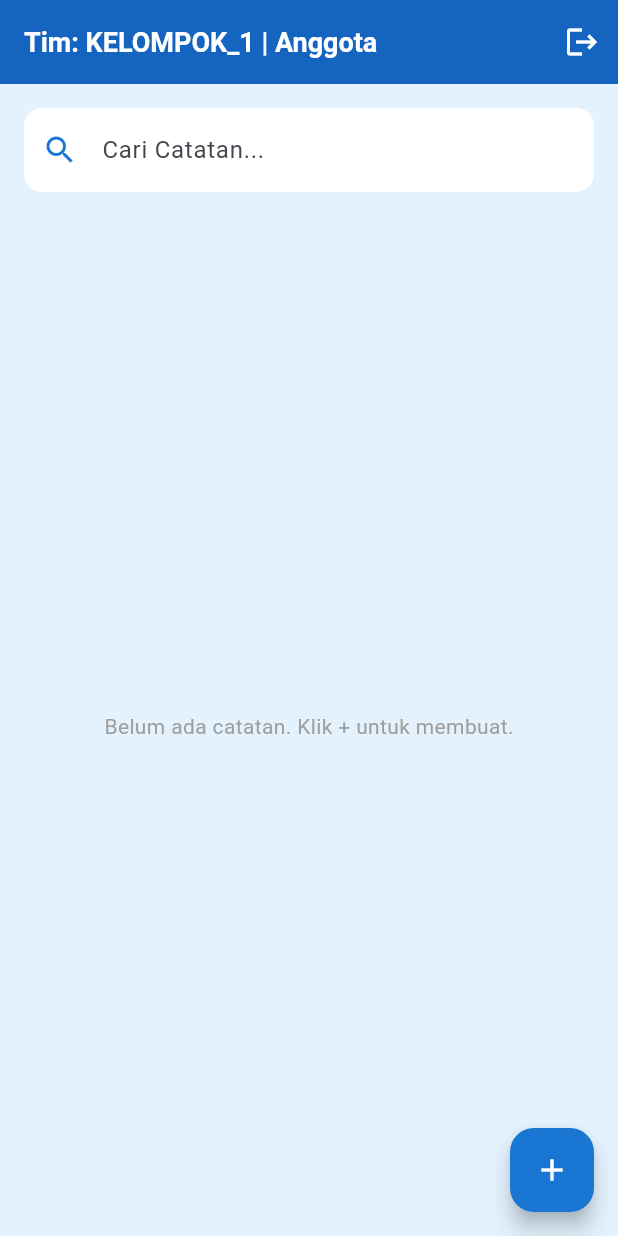
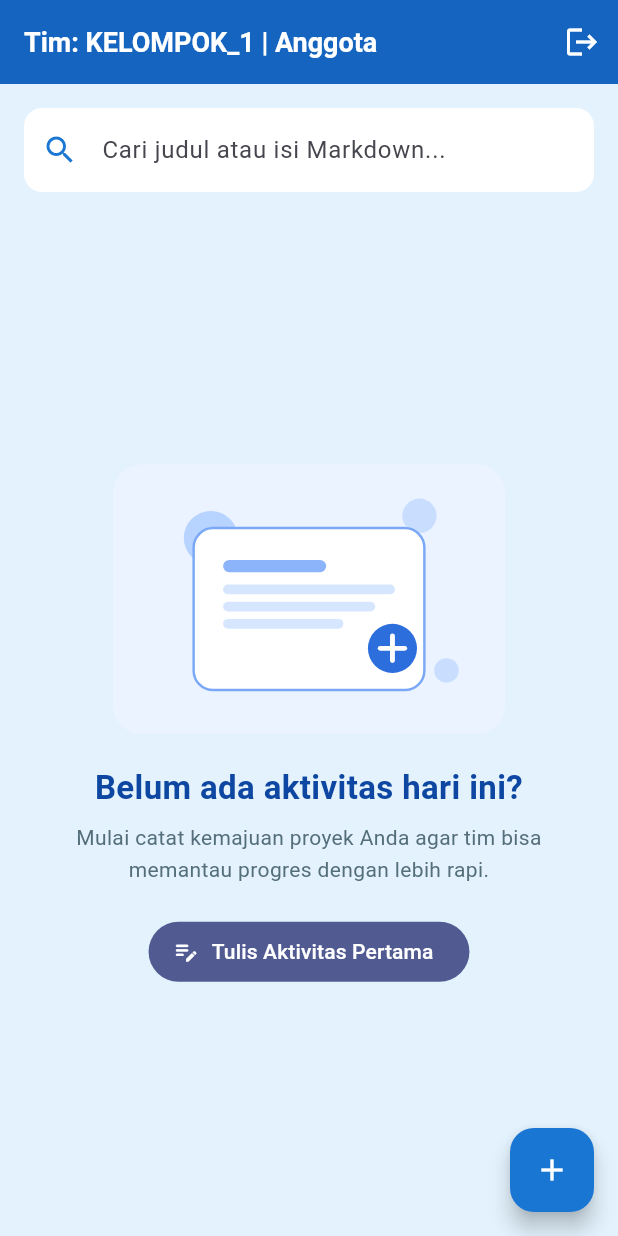
Before and after one commit to itsspall/Proyek-4-Modul-Logbook, a Flutter app: the LogView screen opened directly with empty values, on a phone screen of 412 x 824 dp. Run offline on Flutter 3.47's test engine with Material 3 defaults, Android fonts, the phone set to English and light mode, and no system bars; our stand-ins replace flutter_dotenv, flutter_markdown, flutter_svg, hive, hive_flutter, shared_preferences; missing offline and left inert: mongo_dart; accounts and stored records are empty.

Commit message:
Modul 5 Part 2

```diff
--- a/lib/features/logbook/log_controller.dart
+++ b/lib/features/logbook/log_controller.dart
@@ -111,11 +111,12 @@ class LogController {
 
   // FITUR PENCARIAN
   void searchLog(String query) {
-    if (query.isEmpty) {
+    final keyword = query.trim();
+    if (keyword.isEmpty) {
       filteredLogsNotifier.value = logsNotifier.value;
     } else {
       filteredLogsNotifier.value = logsNotifier.value
-          .where((log) => log.title.toLowerCase().contains(query.toLowerCase()))
+          .where((log) => log.title.toLowerCase().contains(keyword.toLowerCase()))
           .toList();
     }
   }
--- a/lib/features/logbook/log_view.dart
+++ b/lib/features/logbook/log_view.dart
@@ -1,4 +1,5 @@
 import 'package:flutter/material.dart';
+import 'package:flutter_svg/flutter_svg.dart';
 import 'package:logbook_app_053/features/logbook/log_controller.dart';
 import 'package:logbook_app_053/features/logbook/models/log_model.dart';
 import 'package:logbook_app_053/features/logbook/widgets/log_item_widget.dart';
@@ -48,6 +49,49 @@ class _LogViewState extends State<LogView> {
     );
   }
 
+  Widget _buildEmptyState() {
+    return Center(
+      child: Padding(
+        padding: const EdgeInsets.symmetric(horizontal: 24),
+        child: Column(
+          mainAxisAlignment: MainAxisAlignment.center,
+          children: [
+            SvgPicture.asset(
+              'assets/images/empty_logs.svg',
+              height: 180,
+            ),
+            const SizedBox(height: 20),
+            Text(
+              'Belum ada aktivitas hari ini?',
+              textAlign: TextAlign.center,
+              style: TextStyle(
+                fontSize: 22,
+                fontWeight: FontWeight.w700,
+                color: Colors.blue.shade900,
+              ),
+            ),
+            const SizedBox(height: 8),
+            Text(
+              'Mulai catat kemajuan proyek Anda agar tim bisa memantau progres dengan lebih rapi.',
+              textAlign: TextAlign.center,
+              style: TextStyle(
+                fontSize: 14,
+                height: 1.5,
+                color: Colors.blueGrey.shade600,
+              ),
+            ),
+            const SizedBox(height: 20),
+            FilledButton.icon(
+              onPressed: () => _goToEditor(),
+              icon: const Icon(Icons.edit_note_rounded),
+              label: const Text('Tulis Aktivitas Pertama'),
+            ),
+          ],
+        ),
+      ),
+    );
+  }
+
   @override
   Widget build(BuildContext context) {
     return Scaffold(
@@ -76,7 +120,7 @@ class _LogViewState extends State<LogView> {
             child: TextField(
               onChanged: (value) => _controller.searchLog(value),
               decoration: InputDecoration(
-                labelText: "Cari Catatan...",
+                labelText: "Cari judul atau isi Markdown...",
                 prefixIcon: Icon(Icons.search, color: Colors.blue.shade700),
                 filled: true,
                 fillColor: Colors.white,
@@ -88,17 +132,18 @@ class _LogViewState extends State<LogView> {
           Expanded(
             child: ValueListenableBuilder<List<LogModel>>(
               valueListenable: _controller.filteredLogsNotifier,
-              builder: (context, logs, _) {
-                if (logs.isEmpty) {
-                  return const Center(child: Text("Belum ada catatan. Klik + untuk membuat.", style: TextStyle(color: Colors.grey)));
-                }
-
-                return ListView.separated(
+              builder: (context, logs, _) => logs.isEmpty
+                  ? _buildEmptyState()
+                  : ListView.separated(
                       padding: const EdgeInsets.symmetric(horizontal: 16, vertical: 8),
                       itemCount: logs.length,
                       separatorBuilder: (_, index) => const SizedBox(height: 8),
                       itemBuilder: (context, index) {
                         final log = logs[index];
+                        final sourceIndex = _controller.logsNotifier.value.indexWhere((item) => item.id == log.id);
+                        if (sourceIndex == -1) {
+                          return const SizedBox.shrink();
+                        }
 
                         // PENGECEKAN KEPEMILIKAN DATA
                         final bool isOwner = log.authorId == currentUser['uid'];
@@ -120,16 +165,15 @@ class _LogViewState extends State<LogView> {
                           log: log,
                           index: index,
                           // Jika boleh, jalankan fungsi. Jika tidak, munculkan peringatan Ditolak!
-                      onEdit: canEdit ? () => _goToEditor(log: log, index: index) : () {
+                          onEdit: canEdit ? () => _goToEditor(log: log, index: sourceIndex) : () {
                             ScaffoldMessenger.of(context).showSnackBar(const SnackBar(content: Text("Akses Ditolak: Anda bukan pemilik catatan ini."), backgroundColor: Colors.red));
                           },
-                      onDelete: canDelete ? () => _controller.removeLog(index) : () {
+                          onDelete: canDelete ? () => _controller.removeLog(sourceIndex) : () {
                             ScaffoldMessenger.of(context).showSnackBar(const SnackBar(content: Text("Akses Ditolak: Anda tidak punya wewenang menghapus."), backgroundColor: Colors.red));
                           },
                         );
                       },
-                );
-              },
+                    ),
             ),
           ),
         ],
--- a/lib/features/logbook/models/log_model.dart
+++ b/lib/features/logbook/models/log_model.dart
@@ -62,7 +62,7 @@ class LogModel {
       title: map['title'] ?? '',
       description: map['description'] ?? '',
       date: map['date'] ?? '',
-      category: map['category'] ?? 'Pribadi',
+      category: map['category'] ?? 'Mechanical',
       authorId: map['authorId'] ?? 'unknown_user',
       teamId: map['teamId'] ?? 'no_team',
       isPublic: map['isPublic'] ?? false,
--- a/pubspec.yaml
+++ b/pubspec.yaml
@@ -43,6 +43,7 @@ dependencies:
   hive_flutter: ^1.1.0
   connectivity_plus: ^7.0.0
   flutter_markdown: ^0.7.7+1
+  flutter_svg: ^2.0.17
 
 dev_dependencies:
   flutter_test:
```
Also changed, not shown: lib/features/logbook/log_editor_page.dart (+5 -2 lines), lib/features/logbook/widgets/log_item_widget.dart (+24 -3 lines), assets/images/empty_logs.svg (added), lib/features/logbook/models/log_model.g.dart, pubspec.lock. Lines whose indentation alone changed are shown as unchanged.
